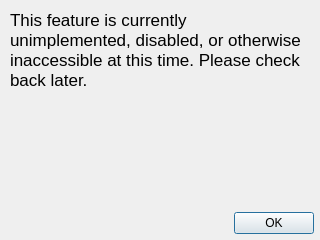
Above: ui/NotYetImplementedDialog.ui from kipr/botui before the change. Below: the same form after it.
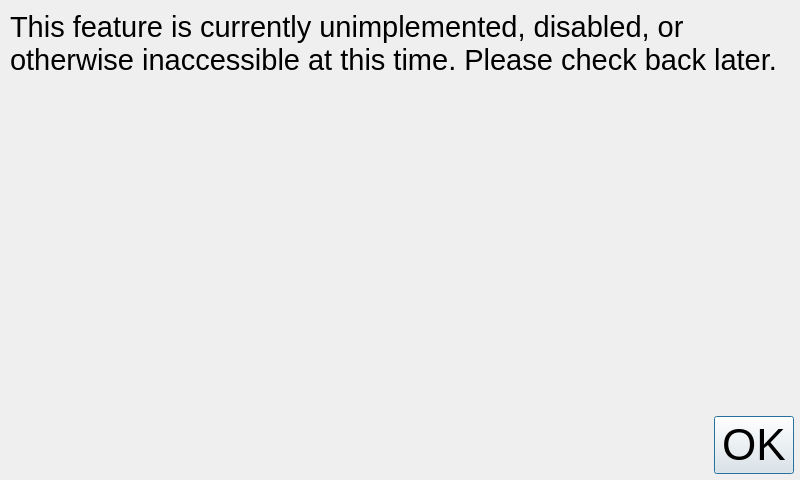
That is the form after the change.

Patch:
```diff
--- a/ui/NotYetImplementedDialog.ui
+++ b/ui/NotYetImplementedDialog.ui
@@ -6,8 +6,8 @@
    <rect>
     <x>0</x>
     <y>0</y>
-    <width>320</width>
-    <height>240</height>
+    <width>800</width>
+    <height>480</height>
    </rect>
   </property>
   <property name="windowTitle">
@@ -66,13 +66,18 @@
       <string>&lt;!DOCTYPE HTML PUBLIC &quot;-//W3C//DTD HTML 4.0//EN&quot; &quot;http://www.w3.org/TR/REC-html40/strict.dtd&quot;&gt;
 &lt;html&gt;&lt;head&gt;&lt;meta name=&quot;qrichtext&quot; content=&quot;1&quot; /&gt;&lt;style type=&quot;text/css&quot;&gt;
 p, li { white-space: pre-wrap; }
-&lt;/style&gt;&lt;/head&gt;&lt;body style=&quot; font-family:'Lucida Grande'; font-size:13pt; font-weight:400; font-style:normal;&quot;&gt;
-&lt;p style=&quot; margin-top:0px; margin-bottom:0px; margin-left:0px; margin-right:0px; -qt-block-indent:0; text-indent:0px;&quot;&gt;This feature is currently unimplemented, disabled, or otherwise inaccessible at this time. Please check back later.&lt;/p&gt;&lt;/body&gt;&lt;/html&gt;</string>
+&lt;/style&gt;&lt;/head&gt;&lt;body style=&quot; font-family:'Ubuntu'; font-size:11pt; font-weight:400; font-style:normal;&quot;&gt;
+&lt;p style=&quot; margin-top:0px; margin-bottom:0px; margin-left:0px; margin-right:0px; -qt-block-indent:0; text-indent:0px;&quot;&gt;&lt;span style=&quot; font-family:'Lucida Grande'; font-size:22pt;&quot;&gt;This feature is currently unimplemented, disabled, or otherwise inaccessible at this time. Please check back later.&lt;/span&gt;&lt;/p&gt;&lt;/body&gt;&lt;/html&gt;</string>
      </property>
     </widget>
    </item>
    <item>
     <widget class="QDialogButtonBox" name="buttonBox">
+     <property name="font">
+      <font>
+       <pointsize>33</pointsize>
+      </font>
+     </property>
      <property name="orientation">
       <enum>Qt::Horizontal</enum>
      </property>
```
